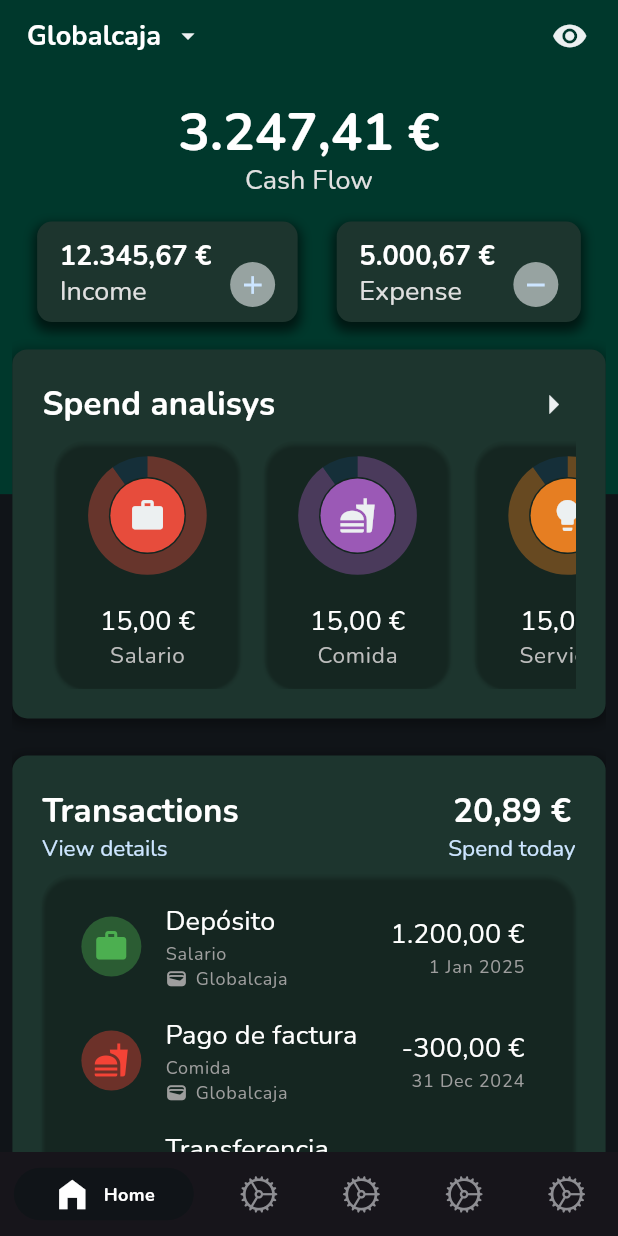
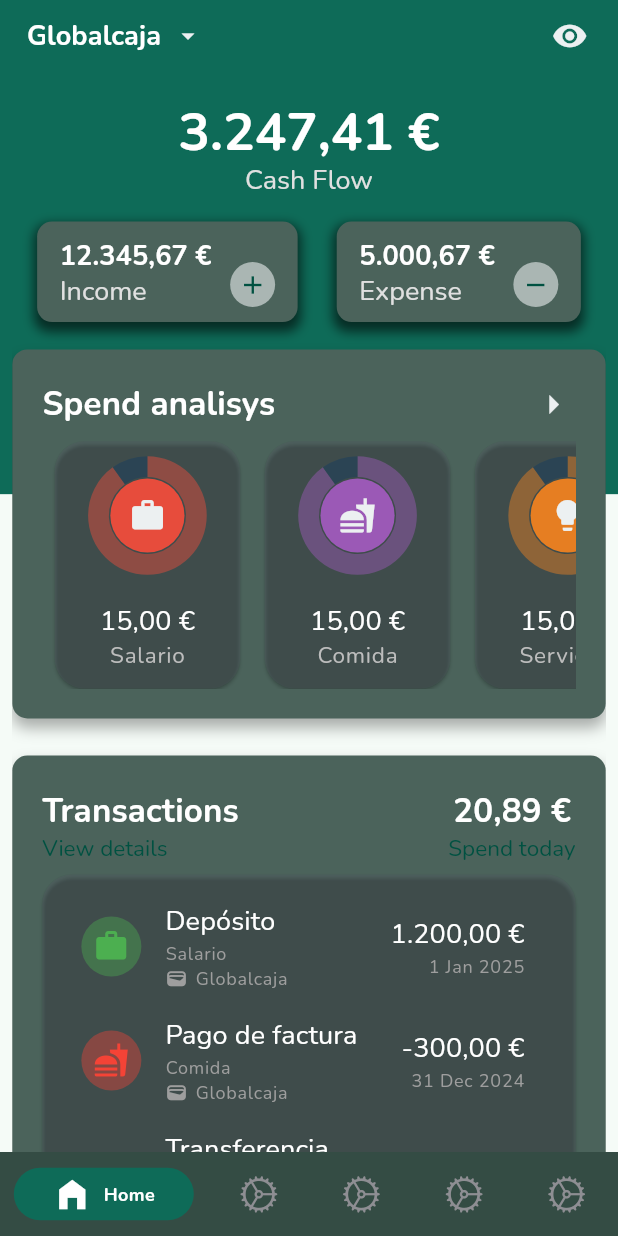
Before and after one commit to javiamdazo/expensor, a Flutter app: the screen it shows after launch, on a phone screen of 412 x 824 dp. Run offline on Flutter 3.47's test engine with Material 3 defaults, Android fonts, the phone set to English and light mode, and no system bars; drawn by our look-alikes of persistent_bottom_nav_bar; our stand-ins replace google_fonts, syncfusion_flutter_charts.

Commit message:
fix shadow

```diff
--- a/lib/main.dart
+++ b/lib/main.dart
@@ -24,7 +24,7 @@ class MyApp extends StatelessWidget {
 
     return MaterialApp(
         title: 'Expensor',
-        themeMode: ThemeMode.dark,
+        themeMode: ThemeMode.system,
         theme: ThemeData(
           fontFamily: GoogleFonts.nunito().fontFamily,
           colorScheme: lightTheme,
--- a/lib/pages/kpis/kpi_builder.dart
+++ b/lib/pages/kpis/kpi_builder.dart
@@ -2,7 +2,7 @@ import 'package:expensor/utils/ux_colors.dart';
 import 'package:flutter/material.dart';
 
 class KpiBuilder extends StatelessWidget {
-  Widget child;
+  final Widget child;
   KpiBuilder({Key? key, required this.child}) : super(key: key);
 
   @override
@@ -13,12 +13,10 @@ class KpiBuilder extends StatelessWidget {
         borderRadius: const BorderRadius.all(Radius.circular(10)),
         boxShadow: [
           BoxShadow(
-            color: Colors.black
-                .withAlpha(80), // Shadow color (with opacity for subtle effect)
-            offset: const Offset(
-                0, 2), // Position of the shadow (horizontal, vertical)
-            blurRadius: 6, // How blurry the shadow is
-            spreadRadius: 2, // How much the shadow spreads
+            color: Colors.black.withAlpha(80),
+            offset: const Offset(0, 6),
+            blurRadius: 8,
+            spreadRadius: 0,
           ),
         ],
       ),
--- a/lib/widgets/doughut_chart.dart
+++ b/lib/widgets/doughut_chart.dart
@@ -27,7 +27,7 @@ class DoughutChart extends StatelessWidget {
           DoughnutSeries<ChartData, String>(
               innerRadius: '65%',
               dataSource: data,
-              pointColorMapper: (datum, index) => datum.color?.withAlpha(100),
+              pointColorMapper: (datum, index) => datum.color?.withAlpha(120),
               xValueMapper: (ChartData data, _) => '',
               yValueMapper: (ChartData data, _) => data.yData,
               dataLabelMapper: (ChartData data, _) => data.label,
```
Also changed, not shown: 2 other files.
